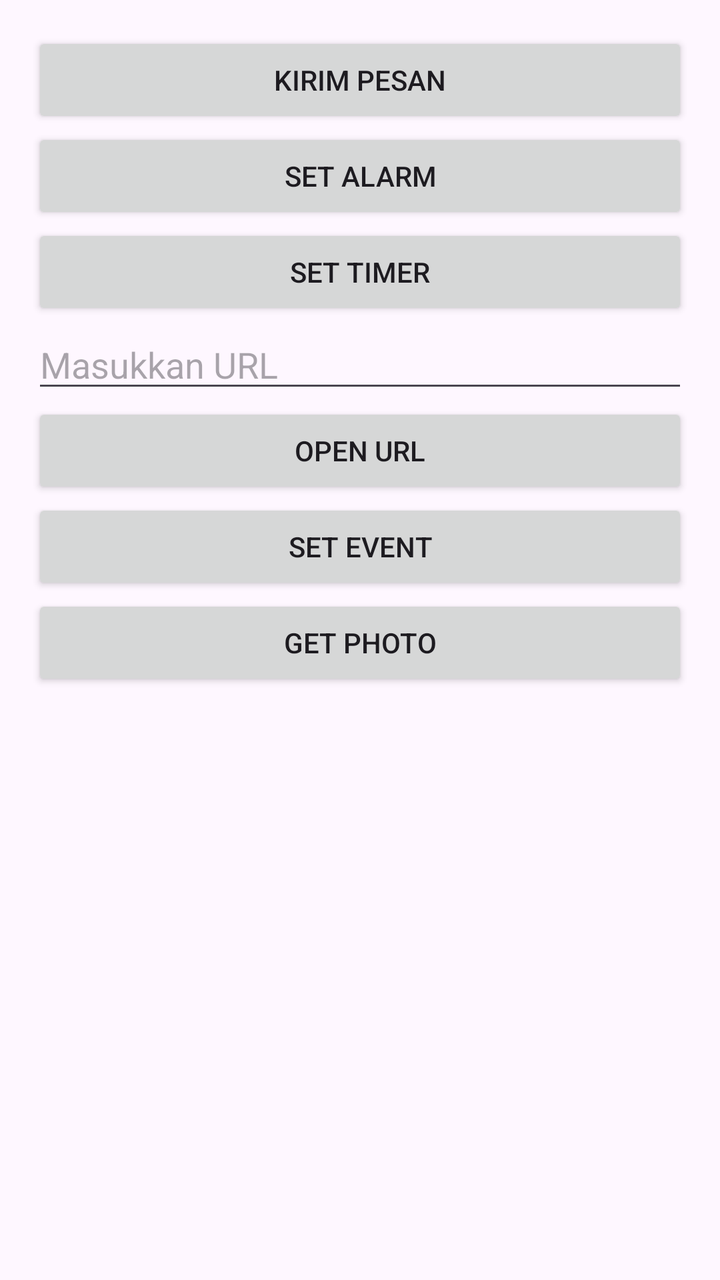
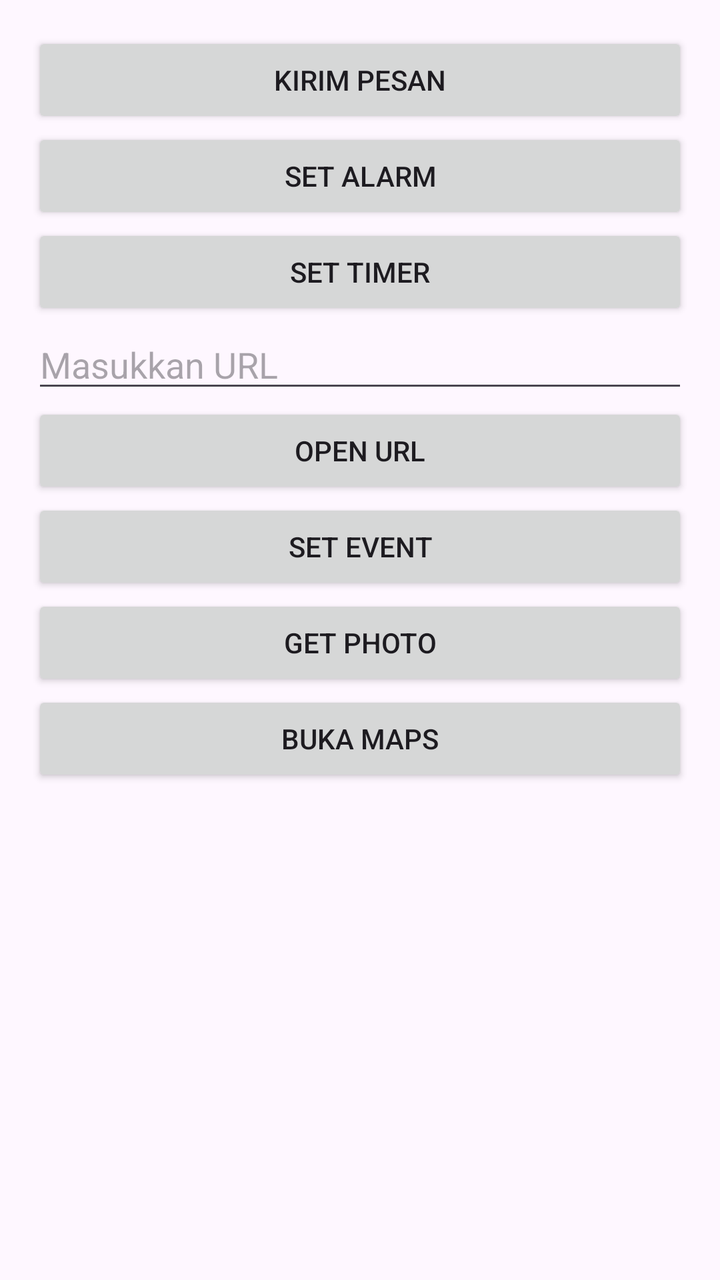

An Android layout rendered at two revisions. The XML below is the earlier revision; the diff shows what the commit changed to produce the second picture.
<!-- AndroidManifest.xml: application theme Theme.ExploreIntentImplisit -->
<!-- res/layout/activity_main.xml -->
<?xml version="1.0" encoding="utf-8"?>
<LinearLayout xmlns:android="http://schemas.android.com/apk/res/android"
    android:id="@+id/main"
    android:layout_width="match_parent"
    android:layout_height="match_parent"
    android:orientation="vertical"
    android:padding="16dp">

    <Button
        android:id="@+id/btnKirimPesan"
        android:layout_width="match_parent"
        android:layout_height="wrap_content"
        android:text="Kirim Pesan"/>

    <Button
        android:id="@+id/btnSetAlarm"
        android:layout_width="match_parent"
        android:layout_height="wrap_content"
        android:text="Set Alarm" />

    <Button
        android:layout_width="match_parent"
        android:layout_height="wrap_content"
        android:id="@+id/btnSetTimer"
        android:text="Set Timer" />

    <EditText
        android:id="@+id/etURL"
        android:layout_width="match_parent"
        android:layout_height="wrap_content"
        android:hint="Masukkan URL" />

    <Button
        android:id="@+id/btnOpenURL"
        android:layout_width="match_parent"
        android:layout_height="wrap_content"
        android:text="Open URL" />

    <Button
        android:id="@+id/btnSetEvent"
        android:layout_width="match_parent"
        android:layout_height="wrap_content"
        android:text="Set Event" />

    <Button
        android:id="@+id/btnGetPhoto"
        android:layout_width="match_parent"
        android:layout_height="wrap_content"
        android:text="Get Photo" />

    <ImageView
        android:id="@+id/ivHasil"
        android:layout_width="match_parent"
        android:layout_height="wrap_content" />


</LinearLayout>
<!-- resources referenced by this layout -->
<resources>
  <style name="Theme.ExploreIntentImplisit" parent="Base.Theme.ExploreIntentImplisit" />
  <style name="Base.Theme.ExploreIntentImplisit" parent="Theme.Material3.DayNight.NoActionBar">
          
          
      </style>
</resources>

<!-- the commit's change to res/layout/activity_main.xml (unified diff, before → after) -->
@@ -53,5 +53,10 @@
         android:layout_width="match_parent"
         android:layout_height="wrap_content" />
 
+    <Button
+        android:id="@+id/btnBukaMaps"
+        android:layout_width="match_parent"
+        android:layout_height="wrap_content"
+        android:text="Buka Maps" />
 
 </LinearLayout>
